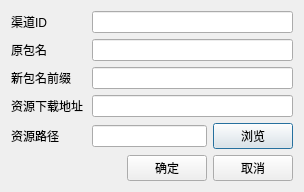
lixiaoyu0123/AutopackingAndroid, file Src/AutoPacking/MainUi/ZySingleSetting.ui: the form before one commit.
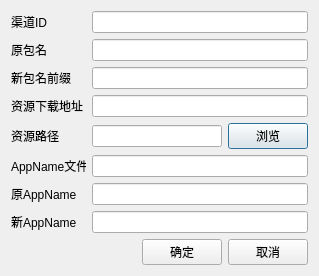
The form after the commit.

The edit to the form file:
```diff
--- a/Src/AutoPacking/MainUi/ZySingleSetting.ui
+++ b/Src/AutoPacking/MainUi/ZySingleSetting.ui
@@ -6,14 +6,14 @@
    <rect>
     <x>0</x>
     <y>0</y>
-    <width>304</width>
-    <height>183</height>
+    <width>319</width>
+    <height>270</height>
    </rect>
   </property>
   <property name="maximumSize">
    <size>
     <width>16777215</width>
-    <height>200</height>
+    <height>280</height>
    </size>
   </property>
   <property name="windowTitle">
@@ -175,6 +175,84 @@
      </item>
     </layout>
    </item>
+   <item>
+    <layout class="QHBoxLayout" name="horizontalLayout_7">
+     <item>
+      <widget class="QLabel" name="LabelFile">
+       <property name="minimumSize">
+        <size>
+         <width>75</width>
+         <height>0</height>
+        </size>
+       </property>
+       <property name="maximumSize">
+        <size>
+         <width>75</width>
+         <height>16777215</height>
+        </size>
+       </property>
+       <property name="text">
+        <string>AppName文件</string>
+       </property>
+      </widget>
+     </item>
+     <item>
+      <widget class="QLineEdit" name="LineEditFile"/>
+     </item>
+    </layout>
+   </item>
+   <item>
+    <layout class="QHBoxLayout" name="horizontalLayout_8">
+     <item>
+      <widget class="QLabel" name="LabelOriginalAppNm">
+       <property name="minimumSize">
+        <size>
+         <width>75</width>
+         <height>0</height>
+        </size>
+       </property>
+       <property name="maximumSize">
+        <size>
+         <width>75</width>
+         <height>16777215</height>
+        </size>
+       </property>
+       <property name="text">
+        <string>原AppName</string>
+       </property>
+      </widget>
+     </item>
+     <item>
+      <widget class="QLineEdit" name="LineEditOriginalAppNm"/>
+     </item>
+    </layout>
+   </item>
+   <item>
+    <layout class="QHBoxLayout" name="horizontalLayout_9">
+     <item>
+      <widget class="QLabel" name="LabelResultAppNm">
+       <property name="minimumSize">
+        <size>
+         <width>75</width>
+         <height>0</height>
+        </size>
+       </property>
+       <property name="maximumSize">
+        <size>
+         <width>75</width>
+         <height>16777215</height>
+        </size>
+       </property>
+       <property name="text">
+        <string>新AppName</string>
+       </property>
+      </widget>
+     </item>
+     <item>
+      <widget class="QLineEdit" name="LineEditResultAppNm"/>
+     </item>
+    </layout>
+   </item>
    <item>
     <layout class="QHBoxLayout" name="horizontalLayout_5">
      <item>
```
